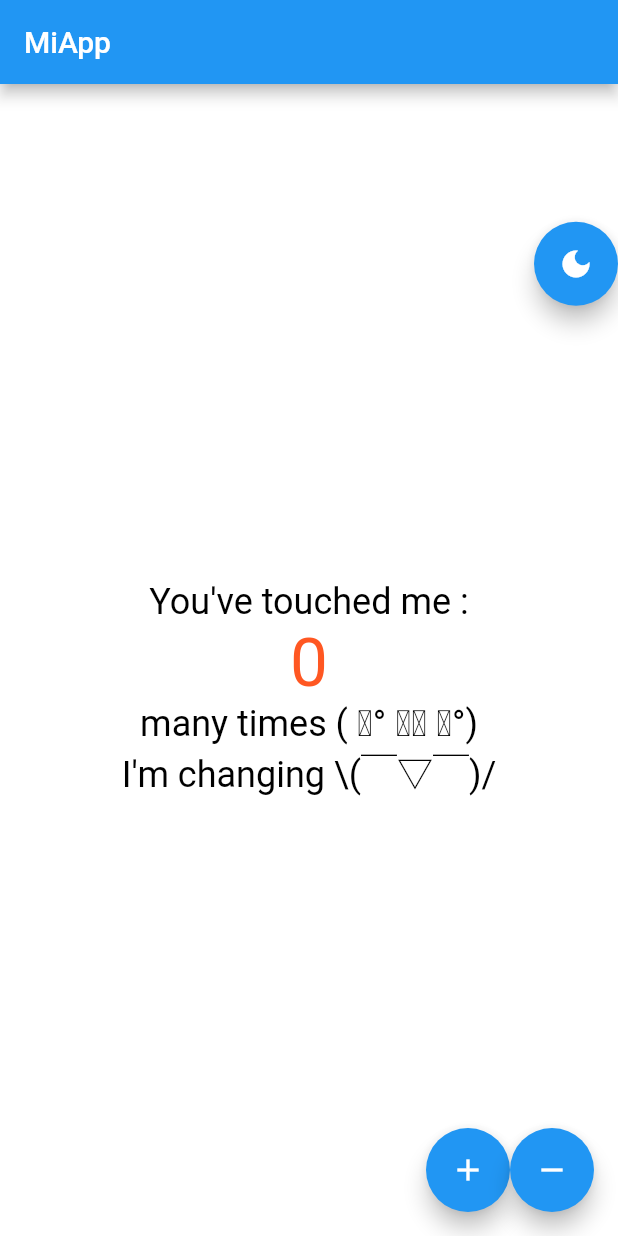
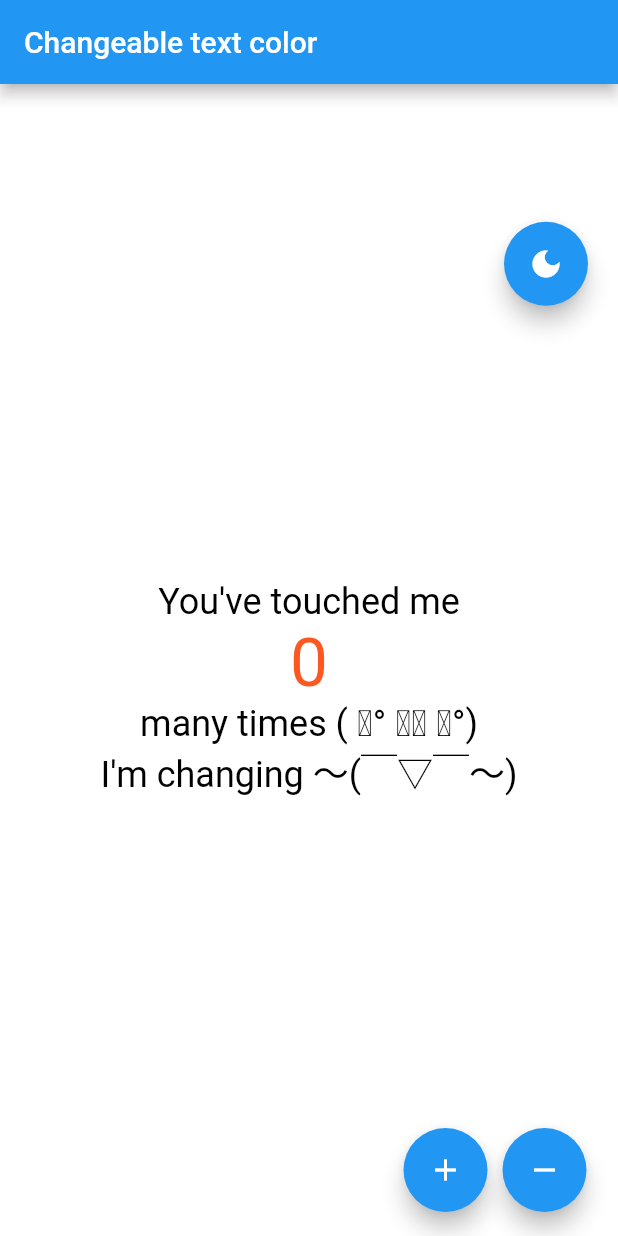
Before and after one commit to ronaldrpc/test-project-mobile, a Flutter app: the screen it shows after launch, on a phone screen of 412 x 824 dp. Run offline on Flutter 3.47's test engine with Material 2 defaults, Android fonts, the phone set to English and light mode, and no system bars.

Commit message:
Adding new dart files (home and changeable text)

```diff
--- /dev/null
+++ b/lib/changeable_text_color.dart
@@ -0,0 +1,178 @@
+import 'dart:math';
+import 'package:flutter/material.dart';
+
+class ChangeableTextColor extends StatelessWidget {
+  const ChangeableTextColor({Key? key}) : super(key: key);
+
+  @override
+  Widget build(BuildContext context) {
+    return const CounterTextColor();
+  }
+}
+
+class CounterTextColor extends StatefulWidget {
+  const CounterTextColor({Key? key}) : super(key: key);
+
+  @override
+  State<StatefulWidget> createState() {
+    return _CounterTextColor();
+  }
+}
+
+class _CounterTextColor extends State<CounterTextColor> {
+  int _counter = 0;
+  Color _backgroundColor = Colors.white;
+  Color _textColor = Colors.black;
+  Color _numberTextColor = Colors.deepOrange;
+  Color _changingTextColor = Colors.black;
+  IconData _iconThemeMode = Icons.dark_mode;
+
+  void _incrementCounterAndChangeTextColor() {
+    setState(() {
+      _incrementCounter();  // Should I really use a function in his case?
+      _changeTextColor();
+    });
+  }
+
+  void _incrementCounter() {
+    _counter++;
+  }
+
+  void _decrementCounterAndChangeTextColor() {
+    setState(() {
+      _decrementCounter();
+      _changeTextColor();
+    });
+  }
+
+  void _decrementCounter() {
+    _counter--;
+  }
+
+  void _changeTextColor() {
+    _numberTextColor = _createTextColorRandomly();
+    _changingTextColor = _createTextColorRandomly();  // ojo, low cohesion
+  }
+
+  Color _createTextColorRandomly() {
+    final int red = _generateRandomNumber(255);
+    final int green = _generateRandomNumber(255);
+    final int blue = _generateRandomNumber(255);
+    return Color.fromARGB(255, red, green, blue);
+  }
+
+  int _generateRandomNumber(int num) {
+    final random = Random();
+    return random.nextInt(num);
+  }
+
+  void _changeThemeMode() {
+    setState(() {
+      if (_backgroundColor == Colors.white) {  // hide this implementation, Madge!
+        _changeToDarkMode();
+        return;
+      }
+      _changeToLightMode();
+    });
+  }
+
+  void _changeToDarkMode() {
+    _backgroundColor = Colors.grey[900] as Color;
+    _textColor = Colors.white70;
+    _iconThemeMode = Icons.light_mode;
+  }
+
+  void _changeToLightMode() {
+    _backgroundColor = Colors.white;
+    _textColor = Colors.black;
+    _iconThemeMode = Icons.dark_mode;
+  }
+
+
+  @override
+  Widget build(BuildContext context) {
+    return Scaffold(
+      appBar: AppBar(
+        title: const Text("Changeable text color"),
+      ),
+      body: Center(
+        child: Column(
+          mainAxisAlignment: MainAxisAlignment.spaceAround,
+          children: <Widget>[
+            Container(
+              alignment: Alignment.centerRight,
+              margin: const EdgeInsets.only(
+                right: 20.0
+              ),
+              child: FloatingActionButton(
+                onPressed: _changeThemeMode,
+                heroTag: null,
+                child: Icon(_iconThemeMode),
+              )
+            ),
+            Column(
+              mainAxisAlignment: MainAxisAlignment.center,
+              children: <Widget>[
+                Text(
+                  'You\'ve touched me',
+                  style: Theme.of(context)
+                      .textTheme
+                      .headline5
+                      ?.copyWith(color: _textColor),
+                ),
+                Text(
+                  '$_counter',
+                  style: Theme.of(context)
+                      .textTheme
+                      .headline3
+                      ?.copyWith(color: _numberTextColor),
+                ),
+                Text(
+                  "many times ( ͡° ͜ʖ ͡°)",
+                  style: Theme.of(context)
+                      .textTheme
+                      .headline5
+                      ?.copyWith(color: _textColor),
+                ),
+                Text(
+                  "I'm changing 〜(￣▽￣〜)",
+                  style: Theme.of(context)
+                      .textTheme
+                      .headlineSmall
+                      ?.copyWith(color: _changingTextColor),
+                ),
+              ],
+            ),
+            const Text(""), //weit, this is illegal xd
+          ],
+        ),
+      ),
+      backgroundColor: _backgroundColor,
+      floatingActionButton: Row(
+        mainAxisAlignment: MainAxisAlignment.end,
+        children: [
+          Container(
+            margin: const EdgeInsets.only(
+              right: 10.0
+            ),
+            child: FloatingActionButton(
+              onPressed: _incrementCounterAndChangeTextColor,
+              heroTag: null,
+              child: const Icon(Icons.add),
+            )
+          ),
+          Container(
+            margin: const EdgeInsets.only(
+              right: 5.0
+            ),
+            child: FloatingActionButton(
+              onPressed: _decrementCounterAndChangeTextColor,
+              heroTag: null,
+              child: const Icon(Icons.remove),
+            )
+          ),
+        ]
+      ),
+    );
+  }
+}
--- a/lib/main.dart
+++ b/lib/main.dart
@@ -1,5 +1,6 @@
 import 'package:flutter/material.dart';
-import 'dart:math';
+import 'package:flutter_application_1/changeable_text_color.dart';
+import 'package:flutter_application_1/home_view.dart';
 
 void main() {
   runApp(const MyApp());
@@ -8,195 +9,11 @@ void main() {
 class MyApp extends StatelessWidget {
   const MyApp({Key? key}) : super(key: key);
 
-  // This widget is the root of your application.
   @override
   Widget build(BuildContext context) {
-    return MaterialApp(
-      title: 'Flutter Demo',
-      theme: ThemeData(
-        // This is the theme of your application.
-        //
-        // Try running your application with "flutter run". You'll see the
-        // application has a blue toolbar. Then, without quitting the app, try
-        // changing the primarySwatch below to Colors.green and then invoke
-        // "hot reload" (press "r" in the console where you ran "flutter run",
-        // or simply save your changes to "hot reload" in a Flutter IDE).
-        // Notice that the counter didn't reset back to zero; the application
-        // is not restarted.
-        primarySwatch: Colors.blue,
-      ),
-      home: const MyHomePage(title: 'MiApp'),
+    return const MaterialApp(
+      debugShowCheckedModeBanner: false,
+      home: ChangeableTextColor(), //ChangeableTextColor() or HomeView()
     );
   }
 }
-
-class MyHomePage extends StatefulWidget {
-  const MyHomePage({Key? key, required this.title}) : super(key: key);
-
-  // This widget is the home page of your application. It is stateful, meaning
-  // that it has a State object (defined below) that contains fields that affect
-  // how it looks.
-
-  // This class is the configuration for the state. It holds the values (in this
-  // case the title) provided by the parent (in this case the App widget) and
-  // used by the build method of the State. Fields in a Widget subclass are
-  // always marked "final".
-
-  final String title;
-
-  @override
-  State<MyHomePage> createState() => _MyHomePageState();
-}
-
-class _MyHomePageState extends State<MyHomePage> {
-  int _counter = 0;
-  Color _backgroundColor = Colors.white;
-  Color _textColor = Colors.black;
-  Color _numberTextColor = Colors.deepOrange;
-  Color _changingTextColor = Colors.black;
-  IconData _iconThemeMode = Icons.dark_mode;
-
-
-  void _incrementCounterAndChangeTextColor() {
-    setState(() {
-      _incrementCounter();  // Should I really use a function in his case?
-      _changeTextColor();
-    });
-  }
-
-  void _incrementCounter() { _counter++;}
-
-  void _decrementCounterAndChangeTextColor() {
-    setState(() {
-      _decrementCounter();
-      _changeTextColor();
-    });
-  }
-
-  void _decrementCounter() { _counter--;}
-
-  void _changeTextColor() {
-    _numberTextColor = _createTextColorRandomly();
-    _changingTextColor = _createTextColorRandomly();  // ojo, low cohesion
-  }
-
-  Color _createTextColorRandomly() {
-    final int red = _generateRandomNumber(255);
-    final int green = _generateRandomNumber(255);
-    final int blue = _generateRandomNumber(255);
-    return Color.fromARGB(255, red, green, blue);
-  }
-
-  int _generateRandomNumber(int num) {
-    final random = Random();
-    return random.nextInt(num);
-  }
-
-  void _changeThemeMode() {
-    setState(() {
-      if (_backgroundColor == Colors.white){  // hide this implementation, Madge!
-        _changeToDarkMode();
-        return;
-      }
-      _changeToLightMode();
-    });
-  }
-
-  void _changeToDarkMode() {
-    _backgroundColor = Colors.grey[900] as Color;
-    _textColor = Colors.white70;
-    _iconThemeMode = Icons.light_mode;
-  }
-
-  void _changeToLightMode() {
-    _backgroundColor = Colors.white;
-    _textColor = Colors.black;
-    _iconThemeMode = Icons.dark_mode;
-  }
-
-
-  @override
-  Widget build(BuildContext context) {
-    // This method is rerun every time setState is called, for instance as done
-    // by the _incrementCounter method above.
-    //
-    // The Flutter framework has been optimized to make rerunning build methods
-    // fast, so that you can just rebuild anything that needs updating rather
-    // than having to individually change instances of widgets.
-
-
-    return Scaffold(
-      appBar: AppBar(
-        // Here we take the value from the MyHomePage object that was created by
-        // the App.build method, and use it to set our appbar title.
-        title: Text(widget.title),
-      ),
-      body: Center(
-        // Center is a layout widget. It takes a single child and positions it
-        // in the middle of the parent.
-        child: Column(
-          mainAxisAlignment: MainAxisAlignment.spaceAround,
-          children: <Widget>[
-            Row(
-              mainAxisAlignment: MainAxisAlignment.end,
-              children: <Widget>[
-                FloatingActionButton(
-                  onPressed: _changeThemeMode,
-                  heroTag: null,
-                  child: Icon(_iconThemeMode),
-                ),
-              ],
-            ),
-            Column(
-              mainAxisAlignment: MainAxisAlignment.center,
-              children: <Widget>[
-                Text(
-                  'You\'ve touched me :',
-                  style: Theme.of(context).textTheme.headline5
-                  ?.copyWith(color: _textColor),
-                ),
-                Text(
-                  '$_counter',
-                  style: Theme.of(context).textTheme.headline3
-                  ?.copyWith(color: _numberTextColor),
-                ),
-                Text(
-                  "many times ( ͡° ͜ʖ ͡°)",
-                  style: Theme.of(context).textTheme.headline5
-                  ?.copyWith(color: _textColor),
-                ),
-                Text(
-                  "I'm changing \\(￣▽￣)/",
-                  style: Theme.of(context).textTheme.headlineSmall
-                  ?.copyWith(color: _changingTextColor),
-                ),
-              ],
-            ),
-            const Text(""),  //weit, this is illegal xd
-          ],
-        ),
-      ),
-      backgroundColor: _backgroundColor,
-      floatingActionButton: Row(
-        mainAxisAlignment: MainAxisAlignment.end,
-        children: [
-          FloatingActionButton(
-            onPressed: _incrementCounterAndChangeTextColor,
-            heroTag: null,
-            child: const Icon(Icons.add),
-          ),
-          FloatingActionButton(
-            onPressed: _decrementCounterAndChangeTextColor,
-            heroTag: null,
-            child: const Icon(Icons.remove),
-          ),
-        ]
-      ),
-      /* floatingActionButton: FloatingActionButton(
-        onPressed: _incrementCounter,
-        tooltip: 'Increment',
-        child: const Icon(Icons.add),
-      ), */ // This trailing comma makes auto-formatting nicer for build methods.
-    );
-  }
-}
```
Also changed, not shown: lib/home_view.dart (added, +17 -0 lines), lib/main1.dart (added, +202 -0 lines).
